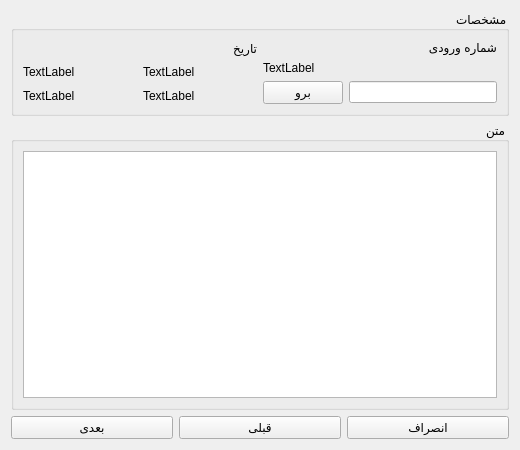
Before: the Qt Designer form readform.ui in mohalisad/MPD, drawn with Qt 5.
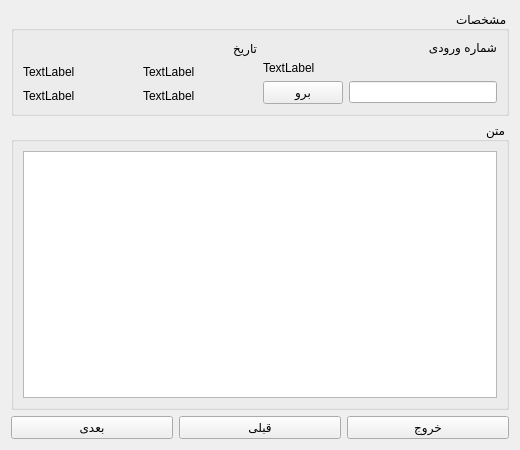
After: the same form once the commit is applied.

Diff of the .ui file:
```diff
--- a/readform.ui
+++ b/readform.ui
@@ -136,7 +136,7 @@
      <item>
       <widget class="QPushButton" name="cancelBut">
        <property name="text">
-        <string>انصراف</string>
+        <string>خروج</string>
        </property>
       </widget>
      </item>
```
